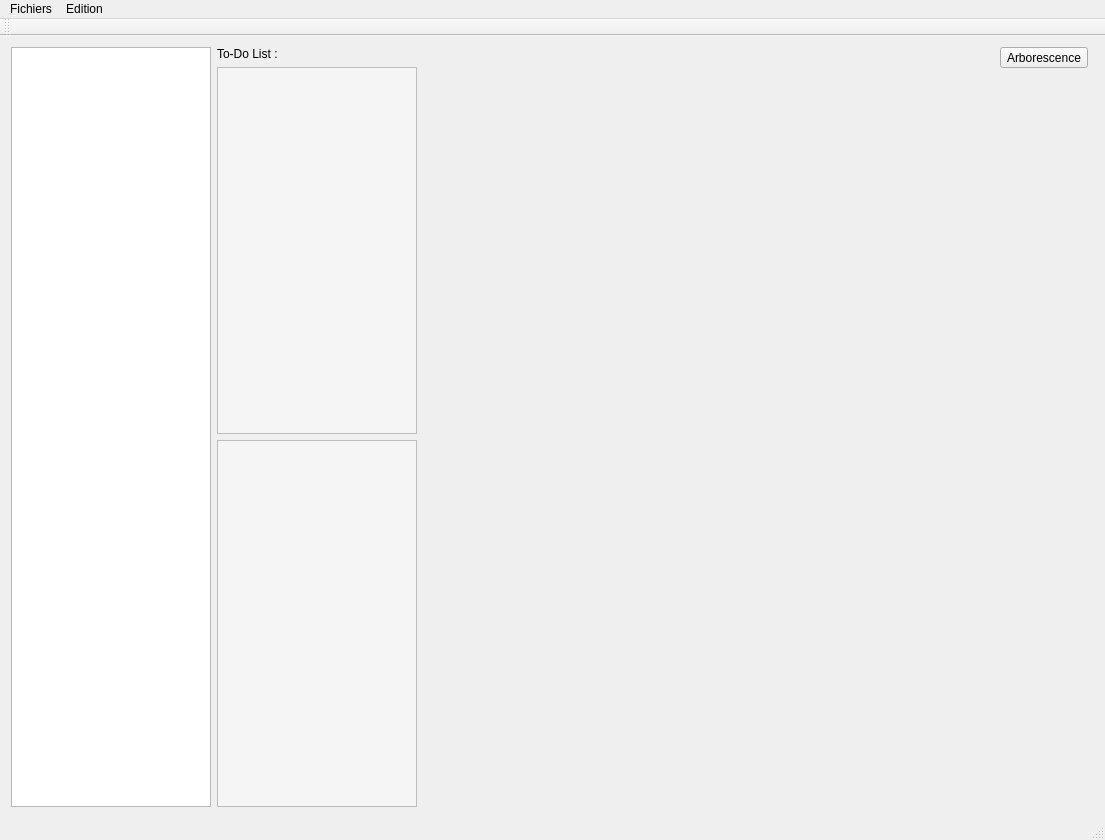
This is PluriNotes.ui in tmarcille/LO21_Plurinotes as Qt 5 draws it before an edit. The edited form follows.
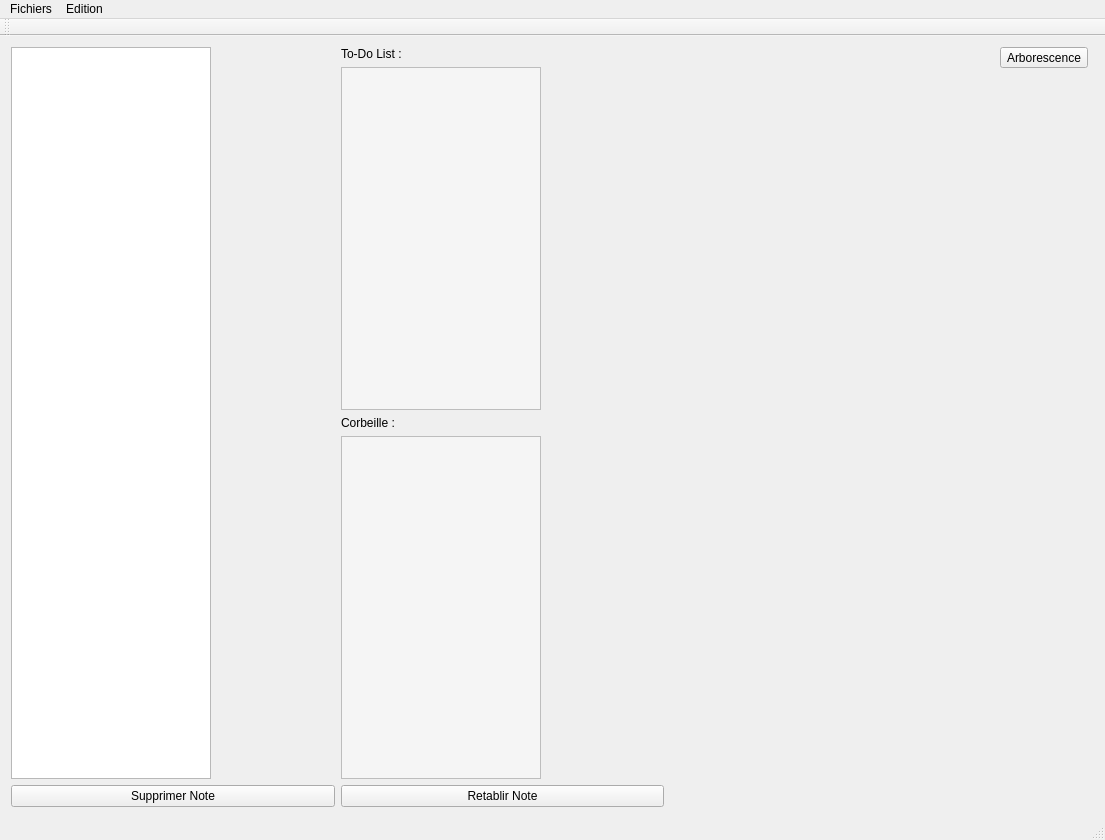
This is the edited form. Custom widgets are drawn as their Qt base class.

The edit to the form file:
```diff
--- a/PluriNotes.ui
+++ b/PluriNotes.ui
@@ -16,6 +16,8 @@
   <widget class="QWidget" name="centralWidget">
    <layout class="QHBoxLayout" name="horizontalLayout_2">
     <item>
+     <layout class="QVBoxLayout" name="verticalLayout_2">
+      <item>
      <widget class="QListWidget" name="listWidget">
       <property name="enabled">
        <bool>true</bool>
@@ -38,6 +40,15 @@
      </widget>
     </item>
     <item>
+       <widget class="QPushButton" name="removeNoteBtn">
+        <property name="text">
+         <string>Supprimer Note</string>
+        </property>
+       </widget>
+      </item>
+     </layout>
+    </item>
+    <item>
      <layout class="QVBoxLayout" name="verticalLayout">
       <item>
        <widget class="QLabel" name="label">
@@ -73,7 +84,14 @@
        </widget>
       </item>
       <item>
-       <widget class="QListWidget" name="archiveList">
+       <widget class="QLabel" name="label_2">
+        <property name="text">
+         <string>Corbeille :</string>
+        </property>
+       </widget>
+      </item>
+      <item>
+       <widget class="QListWidget" name="bin">
         <property name="sizePolicy">
          <sizepolicy hsizetype="Fixed" vsizetype="Expanding">
           <horstretch>0</horstretch>
@@ -92,6 +110,13 @@
         </property>
        </widget>
       </item>
+      <item>
+       <widget class="QPushButton" name="restoreBtn">
+        <property name="text">
+         <string>Retablir Note</string>
+        </property>
+       </widget>
+      </item>
      </layout>
     </item>
     <item>
```
Lines whose indentation alone changed are shown as unchanged.
